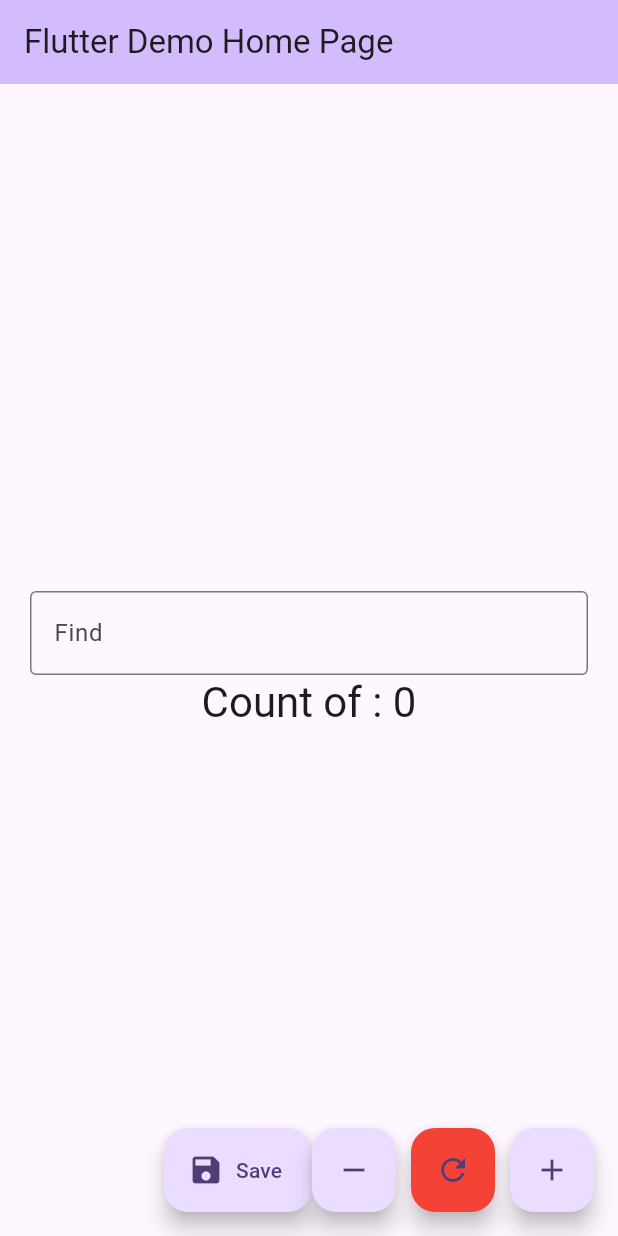
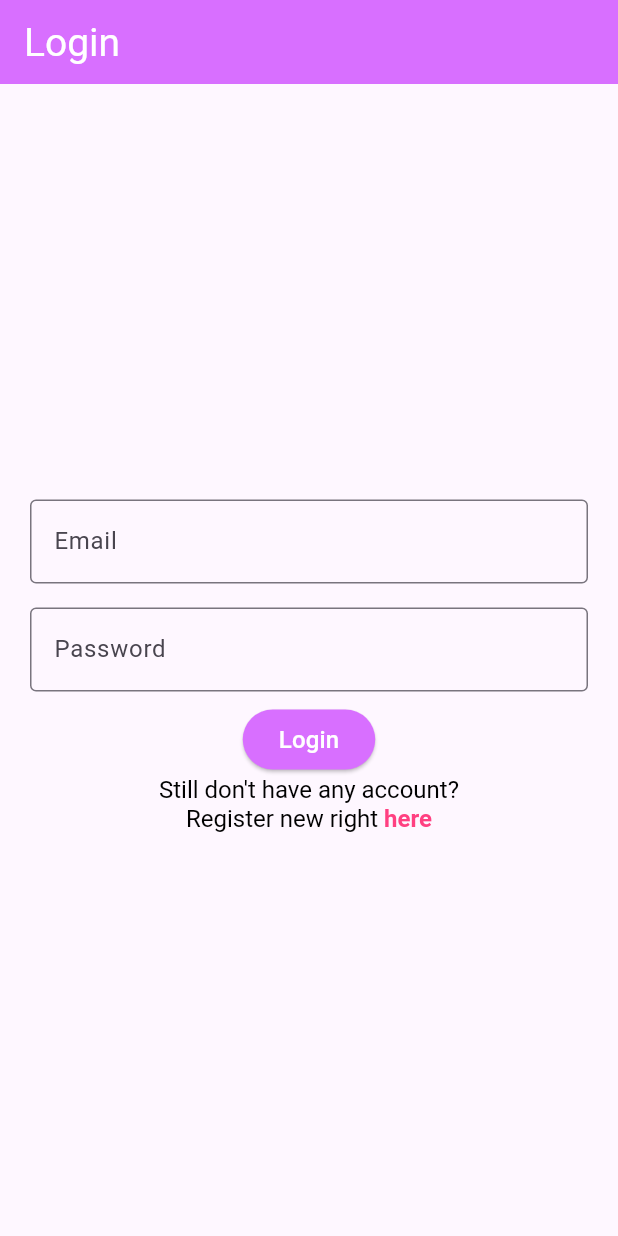
Before and after one commit to Edem404/mobile_labs, a Flutter app: the screen it shows after launch, on a phone screen of 412 x 824 dp. Run offline on Flutter 3.47's test engine with Material 3 defaults, Android fonts, the phone set to English and light mode, and no system bars.

Commit message:
Add basic UI realisation for smart house app

```diff
--- /dev/null
+++ b/lib/custom_widget/common_widgets_lib.dart
@@ -0,0 +1,27 @@
+import 'package:flutter/material.dart';
+
+class CustomButton extends StatelessWidget {
+  final String text;
+  final VoidCallback onPressed;
+  final Color color;
+  final Color textColor;
+  final double textFontSize;
+
+  const CustomButton({required this.text, required this.onPressed, super.key,
+    this.color = const Color(0xFFFFFFFF),
+    this.textColor = Colors.black,
+    this.textFontSize = 14,
+  });
+
+  @override
+  Widget build(BuildContext context) {
+    return ElevatedButton(
+      onPressed: onPressed,
+      style: ElevatedButton.styleFrom(backgroundColor: color),
+      child: Text(
+        text,
+        style: TextStyle(color: textColor, fontSize: textFontSize),
+      ),
+    );
+  }
+}
--- a/lib/main.dart
+++ b/lib/main.dart
@@ -1,199 +1,19 @@
 import 'package:flutter/material.dart';
+import 'package:mobile_project/pages/home_page/home_page.dart';
+import 'package:mobile_project/pages/login_page.dart';
+import 'package:mobile_project/pages/profile_page.dart';
+import 'package:mobile_project/pages/registration_page.dart';
 
 void main() {
-  runApp(const MyApp());
+  runApp(MaterialApp(
+    theme: ThemeData(primaryColor: Colors.blueAccent),
+    debugShowCheckedModeBanner: false,
+    initialRoute: '/login',
+    routes: {
+      '/login': (context) => const LoginPage(),
+      '/registration': (context) => const RegistrationPage(),
+      '/home': (context) => const HomePage(),
+      '/profile': (context) => const ProfilePage(),
+    },
+  ),);
 }
-
-class MyApp extends StatelessWidget {
-  const MyApp({super.key});
-
-  @override
-  Widget build(BuildContext context) {
-    return MaterialApp(
-      title: 'Flutter Demo',
-      theme: ThemeData(
-        colorScheme: ColorScheme.fromSeed(seedColor: Colors.deepPurple),
-      ),
-      home: const MyHomePage(title: 'Flutter Demo Home Page'),
-    );
-  }
-}
-
-class MyHomePage extends StatefulWidget {
-  const MyHomePage({required this.title, super.key});
-
-  final String title;
-
-  @override
-  State<MyHomePage> createState() => _MyHomePageState();
-}
-
-class _MyHomePageState extends State<MyHomePage> {
-  int _counter = 0;
-  String _textFromUser = '';
-  final  _savedItems = <String>[];
-  final TextEditingController _textController = TextEditingController();
-  void _incrementCounter() {
-    setState(() {
-      _counter++;
-    });
-  }
-
-  void _decrementCounter() {
-    setState(() {
-      _counter--;
-    });
-  }
-
-  void _resetUserActions() {
-      _counter = 0;
-      _textFromUser = '';
-      _textController.clear();
-  }
-
-  void _setTextFromUser(String text) {
-    setState(() {
-      _textFromUser = text;
-    });
-  }
-
-  void _saveText() {
-    if (_textFromUser.isNotEmpty && _savedItems.length < 5) {
-      setState(() {
-        _savedItems.add('$_textFromUser: $_counter');
-        _textFromUser = '';
-        _counter = 0;
-        _textController.clear();
-      });
-    }
-  }
-
-  void _deleteItem(int index) {
-    setState(() {
-      _savedItems.removeAt(index);
-    });
-  }
-
-  @override
-  Widget build(BuildContext context) {
-    return Scaffold(
-      appBar: AppBar(
-        backgroundColor: Theme.of(context).colorScheme.inversePrimary,
-        title: Text(widget.title),
-      ),
-      body: Column(
-        children: <Widget>[
-          if (_savedItems.isNotEmpty)
-            Container(
-              padding: const EdgeInsets.symmetric(horizontal: 20),
-              color: Colors.grey[200],
-              child: ListView(
-                shrinkWrap: true,
-                children: _savedItems
-                    .asMap()
-                    .map((index, item) {
-                  return MapEntry(
-                    index,
-                    Row(
-                      children: [
-                        IconButton(
-                          icon: const Icon(Icons.delete),
-                          onPressed: () => _deleteItem(index),
-                        ),
-                        Expanded(
-                          child: Text(
-                            item,
-                            style: Theme.of(context).textTheme.headlineSmall,
-                            textAlign: TextAlign.left,
-                          ),
-                        ),
-                      ],
-                    ),
-                  );
-                })
-                    .values
-                    .toList(),
-              ),
-            ),
-
-          Expanded(
-            child: Center(
-              child: Column(
-                mainAxisAlignment: MainAxisAlignment.center,
-                children: <Widget>[
-                  InputField(
-                    controller: _textController,
-                    onTextChanged: _setTextFromUser,
-                  ),
-                  Text(
-                    'Count of $_textFromUser: $_counter',
-                    style: Theme.of(context).textTheme.headlineMedium,
-                  ),
-                ],
-              ),
-            ),
-          ),
-        ],
-      ),
-      floatingActionButton: Row(
-        mainAxisAlignment: MainAxisAlignment.end,
-        children: [
-          FloatingActionButton.extended(
-            onPressed: _saveText,
-            tooltip: 'Save',
-            label: const Text('Save'),
-            icon: const Icon(Icons.save),
-          ),
-          FloatingActionButton(
-            onPressed: _decrementCounter,
-            tooltip: 'Decrement',
-            child: const Icon(Icons.remove),
-          ),
-          const SizedBox(width: 10),
-          FloatingActionButton(
-            onPressed: _resetUserActions,
-            tooltip: 'Reset',
-            backgroundColor: Colors.red,
-            child: const Icon(Icons.refresh),
-          ),
-          const SizedBox(width: 10),
-          FloatingActionButton(
-            onPressed: _incrementCounter,
-            tooltip: 'Increment',
-            child: const Icon(Icons.add),
-          ),
-        ],
-      ),
-    );
-  }
-}
-
-class InputField extends StatefulWidget {
-  final TextEditingController controller;
-  final void Function(String) onTextChanged;
-
-  const InputField({required this.controller,
-    required this.onTextChanged, super.key,});
-
-  @override
-  InputFieldState createState() => InputFieldState();
-}
-
-class InputFieldState extends State<InputField> {
-  @override
-  Widget build(BuildContext context) {
-    return Padding(
-      padding: const EdgeInsets.symmetric(horizontal: 20),
-      child: TextField(
-        controller: widget.controller,
-        onChanged: (String text) {
-          widget.onTextChanged(text);
-        },
-        decoration: const InputDecoration(
-          labelText: 'Find ',
-          border: OutlineInputBorder(),
-        ),
-      ),
-    );
-  }
-}
--- /dev/null
+++ b/lib/pages/login_page.dart
@@ -0,0 +1,94 @@
+import 'package:flutter/gestures.dart';
+import 'package:flutter/material.dart';
+import 'package:mobile_project/custom_widget/common_widgets_lib.dart';
+
+class LoginPage extends StatefulWidget {
+  const LoginPage({super.key});
+
+  @override
+  State<LoginPage> createState() => _LoginPageState();
+}
+
+class _LoginPageState extends State<LoginPage> {
+  final TextEditingController _emailController = TextEditingController();
+  final TextEditingController _passwordController = TextEditingController();
+
+  String loginEmail = '';
+  String loginPassword = '';
+
+  @override
+  Widget build(BuildContext context) {
+    return Scaffold(
+        appBar: AppBar(title: const Text('Login'),
+        backgroundColor: const Color(0xFFD86FFF),
+          titleTextStyle: const TextStyle(color: Colors.white, fontSize: 26),
+      ),
+      body: Center(
+        child: Column(
+          mainAxisAlignment: MainAxisAlignment.center,
+            children: [
+              Padding(
+                padding: const EdgeInsets.symmetric(
+                    horizontal: 20, vertical: 8,),
+                child: TextField(
+                  controller: _emailController,
+                  decoration: const InputDecoration(
+                    labelText: 'Email',
+                    border: OutlineInputBorder(),
+                    hintText: 'Enter your email',
+                  ),
+                ),
+              ),
+              Padding(
+                padding: const EdgeInsets.symmetric(
+                    horizontal: 20, vertical: 8,),
+                child: TextField(
+                  controller: _passwordController,
+                  obscureText: true,
+                  decoration: const InputDecoration(
+                    labelText: 'Password',
+                    border: OutlineInputBorder(),
+                    hintText: 'Enter your password',
+                  ),
+                ),
+              ),
+              CustomButton(
+                text: 'Login',
+                onPressed: () {
+                  Navigator.pushNamed(context, '/home');
+                },
+                color: const Color(0xFFD86FFF),
+                textColor: Colors.white,
+                textFontSize: 16,
+              ),
+              Container(
+                alignment: Alignment.center,
+                child: RichText(
+                  textAlign: TextAlign.center,
+                  text: TextSpan(
+                    style: const TextStyle(fontSize: 16, color: Colors.black),
+                    children: [
+                      const TextSpan(
+                        text: 'Still don\'t have any account? \n'
+                            'Register new right ',
+                      ),
+                      TextSpan(
+                        text: 'here',
+                        style: const TextStyle(
+                          color: Colors.pinkAccent,
+                          fontWeight: FontWeight.bold,
+                        ),
+                        recognizer: TapGestureRecognizer()
+                          ..onTap = () {
+                            Navigator.pushNamed(context, '/registration');
+                          },
+                      ),
+                    ],
+                  ),
+                ),
+              ),
+          ],
+        ),
+    ),);
+  }
+}
```
Also changed, not shown: lib/custom_widget/custom_drawer.dart (added, +47 -0 lines), lib/pages/home_page/home_page.dart (added, +42 -0 lines), lib/pages/home_page/room_list.dart (added, +66 -0 lines), lib/pages/profile_page.dart (added, +82 -0 lines), lib/pages/registration_page.dart (added, +85 -0 lines), lib/pages/user_enter_page.dart (added), 1 other file.
